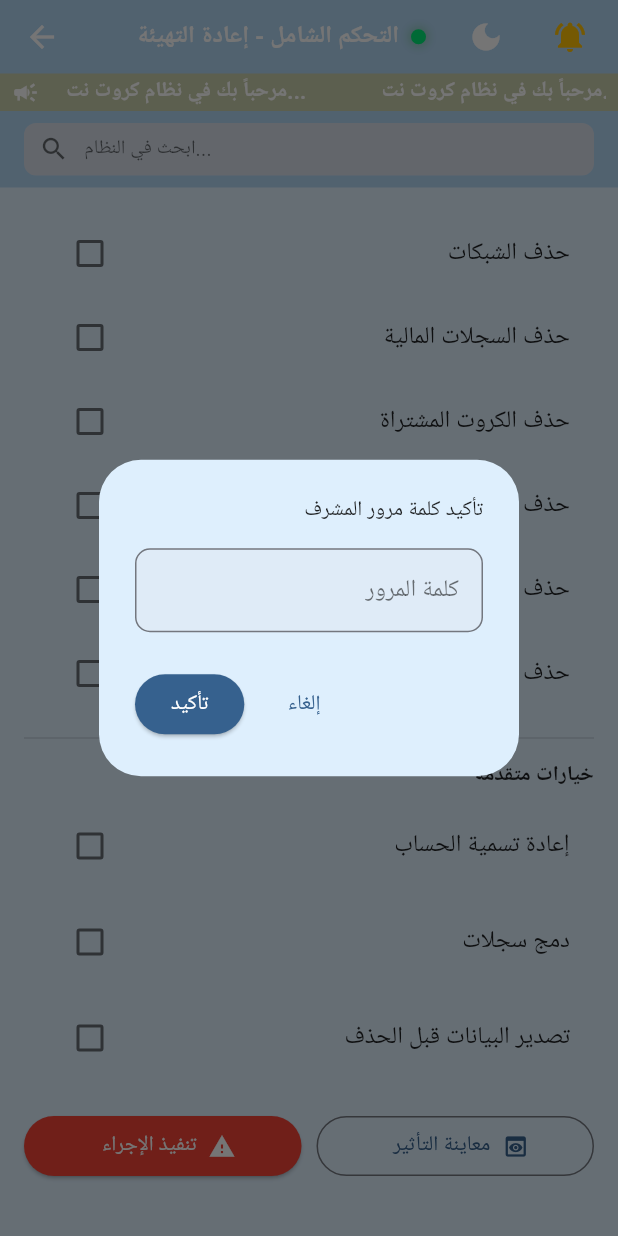
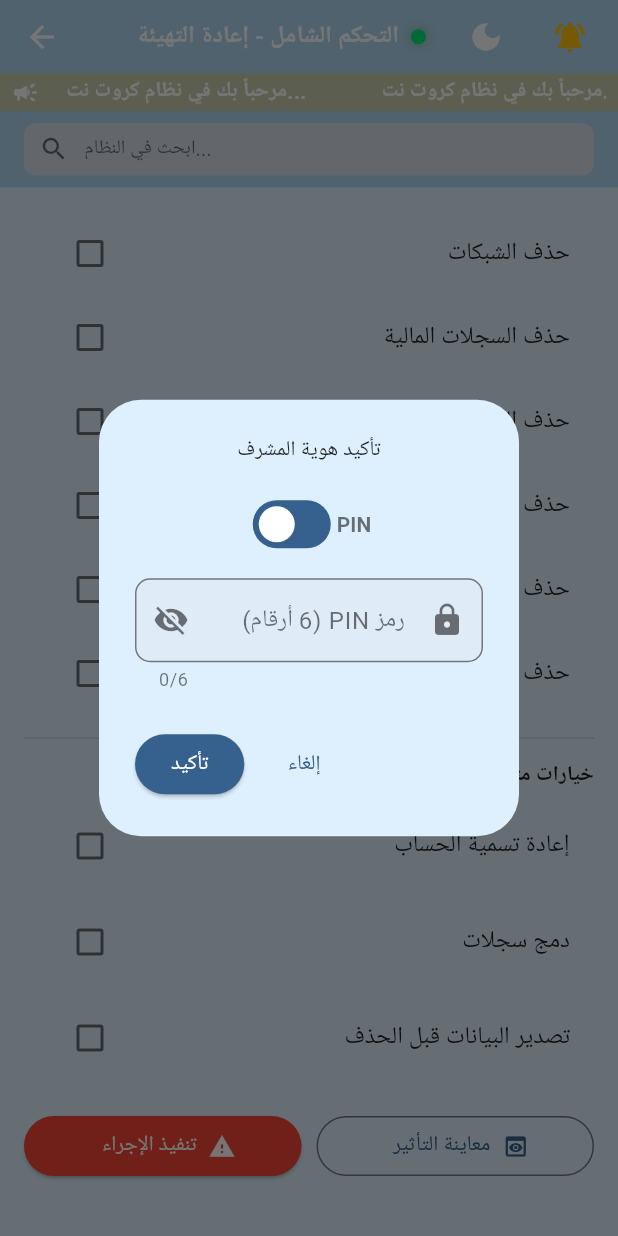
Before and after one commit to ahmdalqdsyalqdsy48-dot/cards-net-app, a Flutter app: the AdvancedResetScreen screen opened directly, scrolled down 314 dp, after a tap on "تنفيذ الإجراء", on a phone screen of 412 x 824 dp. Run offline on Flutter 3.47's test engine with Material 3 defaults, Android fonts, the phone set to English and light mode, and no system bars; drawn by our look-alikes of marquee; our stand-ins replace audioplayers, cloud_firestore, expandable, firebase_core, firebase_storage, flutter_colorpicker and 11 more; missing offline and left inert: dart:html, excel, mobile_scanner; accounts and stored records are empty; Roboto replaces fonts that are missing (Cairo).

Commit message:
Update advanced_reset_screen.dart

```diff
--- a/lib/features/super_admin/screens/advanced_reset_screen.dart
+++ b/lib/features/super_admin/screens/advanced_reset_screen.dart
@@ -2,6 +2,7 @@
 
 import 'package:flutter/material.dart';
 import 'package:provider/provider.dart';
+import 'package:cloud_firestore/cloud_firestore.dart';
 
 import '../../../core/providers/system_provider.dart';
 import '../../../core/providers/ui_provider.dart';
@@ -38,6 +39,11 @@ class _AdvancedResetScreenState extends State<AdvancedResetScreen> {
   // ========== دمج ==========
   final TextEditingController _mergeFromController = TextEditingController();
   final TextEditingController _mergeToController = TextEditingController();
+
+  // ========== حالة التحقق ==========
+  bool _obscurePassword = true;
+  bool _obscurePin = true;
+  bool _usePinInstead = true; // افتراضي: PIN
 
   bool _isProcessing = false;
   String? _previewResult;
@@ -76,15 +82,125 @@ class _AdvancedResetScreenState extends State<AdvancedResetScreen> {
   }
 
   // ==========================================
+  // نافذة التحقق المزدوج (PIN أو كلمة مرور)
+  // ==========================================
+  Future<bool> _showAuthDialog() async {
+    final sys = Provider.of<SystemProvider>(context, listen: false);
+    final pinController = TextEditingController();
+    final passController = TextEditingController();
+
+    return await showDialog<bool>(
+      context: context,
+      barrierDismissible: false,
+      builder: (ctx) => StatefulBuilder(
+        builder: (ctx, setDialogState) => Directionality(
+          textDirection: TextDirection.rtl,
+          child: AlertDialog(
+            title: const Text('تأكيد هوية المشرف', textAlign: TextAlign.center),
+            content: Column(
+              mainAxisSize: MainAxisSize.min,
+              children: [
+                // زر التبديل بين PIN وكلمة المرور
+                Row(
+                  mainAxisAlignment: MainAxisAlignment.center,
+                  children: [
+                    Text(_usePinInstead ? 'PIN' : 'كلمة المرور',
+                        style: const TextStyle(fontWeight: FontWeight.bold)),
+                    Switch(
+                      value: _usePinInstead,
+                      onChanged: (v) {
+                        setState(() => _usePinInstead = v);
+                        setDialogState(() => _usePinInstead = v);
+                      },
+                    ),
+                  ],
+                ),
+                const SizedBox(height: 12),
+                if (_usePinInstead)
+                  TextField(
+                    controller: pinController,
+                    obscureText: _obscurePin,
+                    keyboardType: TextInputType.number,
+                    maxLength: 6,
+                    decoration: InputDecoration(
+                      labelText: 'رمز PIN (6 أرقام)',
+                      prefixIcon: const Icon(Icons.lock),
+                      suffixIcon: IconButton(
+                        icon: Icon(_obscurePin
+                            ? Icons.visibility_off
+                            : Icons.visibility),
+                        onPressed: () {
+                          setState(() => _obscurePin = !_obscurePin);
+                          setDialogState(() => _obscurePin = !_obscurePin);
+                        },
+                      ),
+                      border: const OutlineInputBorder(),
+                    ),
+                  )
+                else
+                  TextField(
+                    controller: passController,
+                    obscureText: _obscurePassword,
+                    decoration: InputDecoration(
+                      labelText: 'كلمة المرور',
+                      prefixIcon: const Icon(Icons.lock_outline),
+                      suffixIcon: IconButton(
+                        icon: Icon(_obscurePassword
+                            ? Icons.visibility_off
+                            : Icons.visibility),
+                        onPressed: () {
+                          setState(() =>
+                              _obscurePassword = !_obscurePassword);
+                          setDialogState(() =>
+                              _obscurePassword = !_obscurePassword);
+                        },
+                      ),
+                      border: const OutlineInputBorder(),
+                    ),
+                  ),
+              ],
+            ),
+            actions: [
+              TextButton(
+                onPressed: () => Navigator.pop(ctx, false),
+                child: const Text('إلغاء'),
+              ),
+              ElevatedButton(
+                onPressed: () async {
+                  bool ok = false;
+                  if (_usePinInstead) {
+                    ok = sys.validatePin(pinController.text);
+                  } else {
+                    final doc = await FirebaseFirestore.instance
+                        .collection('users')
+                        .doc(sys.currentUserPhone)
+                        .get();
+                    ok = (doc.data()?['password'] ?? '') ==
+                        passController.text;
+                  }
+                  Navigator.pop(ctx, ok);
+                },
+                child: const Text('تأكيد'),
+              ),
+            ],
+          ),
+        ),
+      ),
+    ) == true;
+  }
+
+  // ==========================================
   // تنفيذ الإجراء
   // ==========================================
   Future<void> _execute() async {
     _play('click');
     final sys = Provider.of<SystemProvider>(context, listen: false);
 
-    // تأكيد بكلمة مرور المشرف
-    final password = await _showPasswordDialog();
-    if (password == null) return;
+    final bool verified = await _showAuthDialog();
+    if (!verified) {
+      _showSnack('فشل التحقق من الهوية', error: true);
+      return;
+    }
 
     setState(() => _isProcessing = true);
     try {
@@ -93,7 +209,7 @@ class _AdvancedResetScreenState extends State<AdvancedResetScreen> {
         accountNumber: _targetAccountController.text.trim(),
         targetType: _targetType,
         options: _collectOptions(),
-        adminPassword: password,
+        adminPassword: '', // لم نعد نستخدمها مباشرة
         renameTo: _renameAccount ? _renameController.text.trim() : null,
         mergeFrom: _mergeRecords ? _mergeFromController.text.trim() : null,
         mergeTo: _mergeRecords ? _mergeToController.text.trim() : null,
@@ -143,28 +259,6 @@ class _AdvancedResetScreenState extends State<AdvancedResetScreen> {
       _mergeToController.clear();
       _previewResult = null;
     });
-  }
-
-  Future<String?> _showPasswordDialog() async {
-    final controller = TextEditingController();
-    return showDialog<String>(
-      context: context,
-      builder: (ctx) => Directionality(
-        textDirection: TextDirection.rtl,
-        child: AlertDialog(
-          title: const Text('تأكيد كلمة مرور المشرف'),
-          content: TextField(
-            controller: controller,
-            obscureText: true,
-            decoration: const InputDecoration(labelText: 'كلمة المرور'),
-          ),
-          actions: [
-            TextButton(onPressed: () => Navigator.pop(ctx), child: const Text('إلغاء')),
-            ElevatedButton(onPressed: () => Navigator.pop(ctx, controller.text), child: const Text('تأكيد')),
-          ],
-        ),
-      ),
-    );
   }
 
   void _showSnack(String msg, {bool error = false}) {
```
